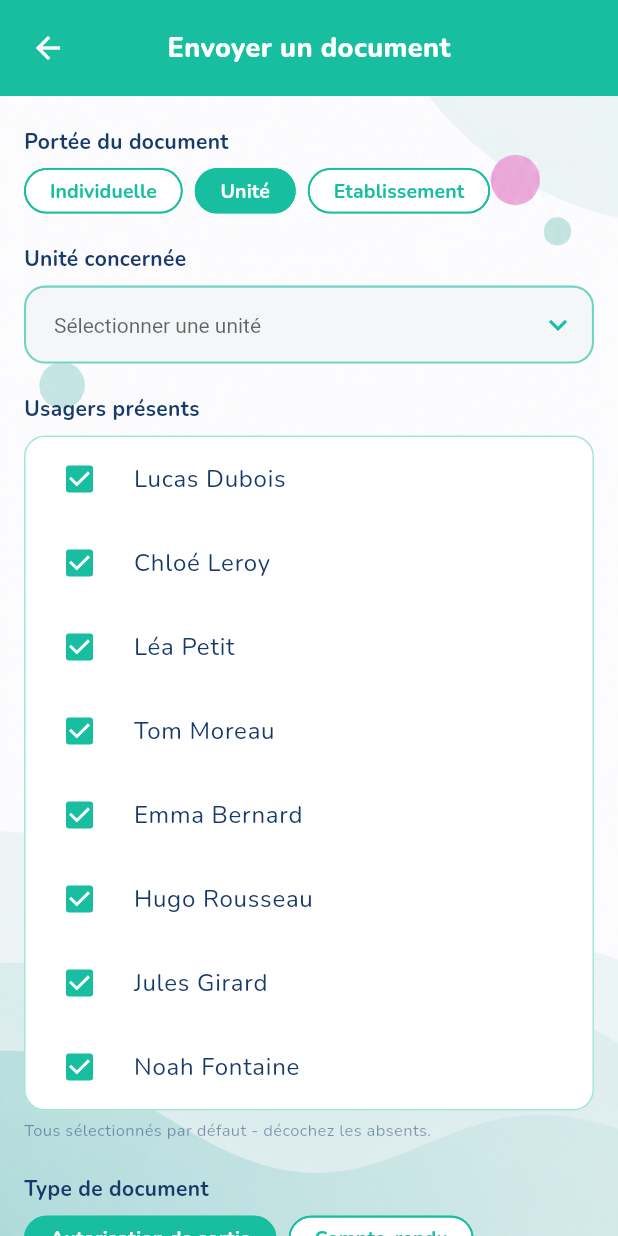
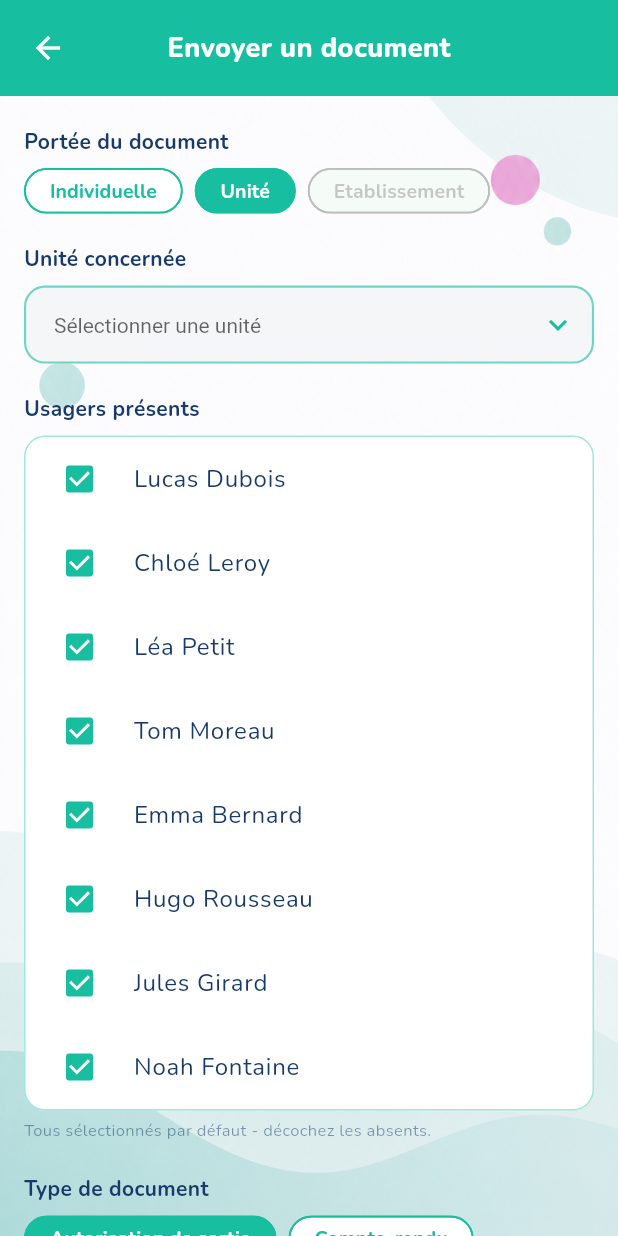
Before and after one commit to relioapp2026/relio, a Flutter app: the EnvoyerDocumentScreen screen opened directly, after a tap on "Unité", on a phone screen of 412 x 824 dp. Run offline on Flutter 3.47's test engine with Material 3 defaults, Android fonts, the phone set to English and light mode, and no system bars; our stand-ins replace google_fonts; missing offline and left inert: file_selector.

Commit message:
Cahier de liaison item 3 : restriction diffusion établissement (Document/Message)
Catalogue mock des pros (MockPro/mockProsCatalogue) avec peutDiffuserEtablissement,
et nouveau paramètre restrictionEtablissementActive sur VisibiliteSelector qui grise
le chip "Établissement" pour un pro sans la permission. Agenda et fil d'actu restent
ouverts à tous, inchangés. Mock uniquement, Firestore/rules hors scope (item 4).

Co-Authored-By: Claude Sonnet 5 <noreply@anthropic.com>

```diff
--- a/lib/data/mock_data.dart
+++ b/lib/data/mock_data.dart
@@ -200,9 +200,59 @@ final mockEvenements = [
   ),
 ];
 
-// Donnée factice : le professionnel connecté (Thomas Martin).
+// --- Professionnels -------------------------------------------------------
+
+class MockPro {
+  const MockPro({
+    required this.id,
+    required this.nom,
+    this.peutDiffuserEtablissement = false,
+  });
+
+  final String id;
+  final String nom;
+
+  /// Autorise la diffusion de documents/messages en portée "établissement"
+  /// — voir CLAUDE.md, section « Permission diffusion établissement ».
+  /// Faux par défaut, positionné manuellement ici pour le MVP (pas
+  /// d'interface de gestion avant Relio Admin, Phase 2). Distinct du
+  /// consentement image et des publications établissement du fil d'actu,
+  /// qui restent ouvertes à tous les pros sans restriction.
+  final bool peutDiffuserEtablissement;
+}
+
+/// Catalogue mock des comptes pro. Deux comptes coordination/direction ont
+/// `peutDiffuserEtablissement` à true, pour valider visuellement les deux
+/// états du chip "Établissement" dans EnvoyerDocumentScreen/
+/// EnvoyerMessageScreen (voir [VisibiliteSelector.restrictionEtablissementActive]).
+const mockProsCatalogue = [
+  MockPro(id: 'pro_martin', nom: 'Thomas Martin'),
+  MockPro(id: 'pro_coulon', nom: 'Séverine Coulon', peutDiffuserEtablissement: true),
+  MockPro(id: 'pro_delattre', nom: 'Marc Delattre', peutDiffuserEtablissement: true),
+];
+
+/// Cherche un pro par id dans le catalogue. `null` si absent.
+MockPro? findProById(String? id) {
+  if (id == null) return null;
+  for (final pro in mockProsCatalogue) {
+    if (pro.id == id) return pro;
+  }
+  return null;
+}
+
+// Donnée factice : le professionnel connecté. Change uniquement l'id
+// ci-dessous pour tester un autre compte du catalogue (ex: 'pro_coulon',
+// coordination) puis relance l'app — le nom et la permission de diffusion
+// établissement suivent automatiquement.
 const mockProConnecteUid = 'pro_martin';
-const mockProConnecteNom = 'Thomas Martin';
+
+String get mockProConnecteNom => findProById(mockProConnecteUid)!.nom;
+
+/// Vrai si le pro connecté peut diffuser en portée établissement
+/// (Document/Message) — voir CLAUDE.md, section « Permission diffusion
+/// établissement ».
+bool get mockProConnectePeutDiffuserEtablissement =>
+    findProById(mockProConnecteUid)!.peutDiffuserEtablissement;
 
 class FamilleInfo {
   const FamilleInfo({required this.nom, required this.usagerId});
--- a/lib/screens/envoyer_document_screen.dart
+++ b/lib/screens/envoyer_document_screen.dart
@@ -157,6 +157,7 @@ class _EnvoyerDocumentScreenState extends State<EnvoyerDocumentScreen> {
                           mockUsagers: mockUsagersAvecFamillesNomComplet,
                           mockUnites: mockUnites,
                           onChanged: (value) => setState(() => _visibilite = value),
+                          restrictionEtablissementActive: true,
                         ),
                         const SizedBox(height: 20),
                         const SectionLabel('Type de document'),
--- a/lib/screens/envoyer_message_screen.dart
+++ b/lib/screens/envoyer_message_screen.dart
@@ -114,6 +114,7 @@ class _EnvoyerMessageScreenState extends State<EnvoyerMessageScreen> {
                           mockUsagers: mockUsagersAvecFamillesNomComplet,
                           mockUnites: mockUnites,
                           onChanged: (value) => setState(() => _visibilite = value),
+                          restrictionEtablissementActive: true,
                         ),
                         const SizedBox(height: 20),
                         const SectionLabel('Message'),
--- a/lib/widgets/visibilite_selector.dart
+++ b/lib/widgets/visibilite_selector.dart
@@ -55,6 +55,7 @@ class VisibiliteSelector extends StatefulWidget {
     required this.mockUnites,
     required this.onChanged,
     this.showConsentBadge = false,
+    this.restrictionEtablissementActive = false,
   });
 
   final String typeLabel;
@@ -67,6 +68,13 @@ class VisibiliteSelector extends StatefulWidget {
   /// autorisation — pertinent uniquement pour une publication (photos), pas
   /// pour un événement d'agenda.
   final bool showConsentBadge;
+
+  /// Si `true`, grise le chip "Établissement" (désactivé au tap) quand le
+  /// pro connecté n'a pas `peutDiffuserEtablissement` — voir CLAUDE.md,
+  /// section « Permission diffusion établissement ». Pertinent uniquement
+  /// pour Document/Message : l'agenda et le fil d'actu (publications)
+  /// restent ouverts à tous les pros, donc ce paramètre y reste à `false`.
+  final bool restrictionEtablissementActive;
 
   @override
   State<VisibiliteSelector> createState() => _VisibiliteSelectorState();
@@ -131,6 +139,9 @@ class _VisibiliteSelectorState extends State<VisibiliteSelector> {
 
   @override
   Widget build(BuildContext context) {
+    final etablissementDesactive =
+        widget.restrictionEtablissementActive && !mockProConnectePeutDiffuserEtablissement;
+
     return Column(
       crossAxisAlignment: CrossAxisAlignment.stretch,
       children: [
@@ -142,7 +153,7 @@ class _VisibiliteSelectorState extends State<VisibiliteSelector> {
           children: [
             _buildTypeChip('Individuelle', VisibiliteType.individuelle),
             _buildTypeChip('Unité', VisibiliteType.groupe),
-            _buildTypeChip('Etablissement', VisibiliteType.etablissement),
+            _buildTypeChip('Etablissement', VisibiliteType.etablissement, enabled: !etablissementDesactive),
           ],
         ),
         if (_type != VisibiliteType.etablissement) ...[
@@ -153,23 +164,26 @@ class _VisibiliteSelectorState extends State<VisibiliteSelector> {
     );
   }
 
-  Widget _buildTypeChip(String label, VisibiliteType type) {
+  Widget _buildTypeChip(String label, VisibiliteType type, {bool enabled = true}) {
     final isSelected = _type == type;
+    final chipColor = enabled ? AppColors.turquoise : Colors.grey.shade400;
     return ChoiceChip(
       label: Text(label),
       selected: isSelected,
-      onSelected: (_) => setState(() {
-        _type = type;
-        _notify();
-      }),
+      onSelected: enabled
+          ? (_) => setState(() {
+                _type = type;
+                _notify();
+              })
+          : null,
       showCheckmark: false,
       visualDensity: VisualDensity.compact,
       materialTapTargetSize: MaterialTapTargetSize.shrinkWrap,
-      selectedColor: AppColors.turquoise,
-      backgroundColor: Colors.white,
-      shape: StadiumBorder(side: BorderSide(color: AppColors.turquoise, width: 1.2)),
+      selectedColor: enabled ? AppColors.turquoise : Colors.grey.shade300,
+      backgroundColor: enabled ? Colors.white : Colors.grey.shade200,
+      shape: StadiumBorder(side: BorderSide(color: chipColor, width: 1.2)),
       labelStyle: TextStyle(
-        color: isSelected ? Colors.white : AppColors.turquoise,
+        color: enabled ? (isSelected ? Colors.white : AppColors.turquoise) : Colors.grey.shade600,
         fontWeight: FontWeight.w700,
         fontSize: 13,
       ),
```
Also changed, not shown: .claude/settings.local.json, 1 other file.
